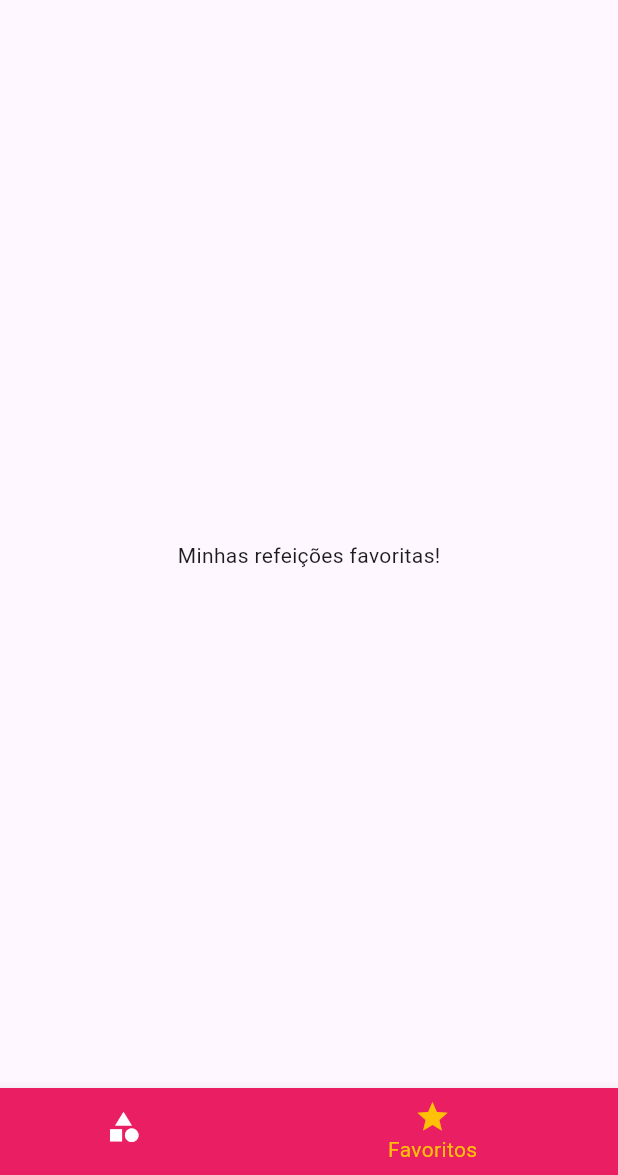
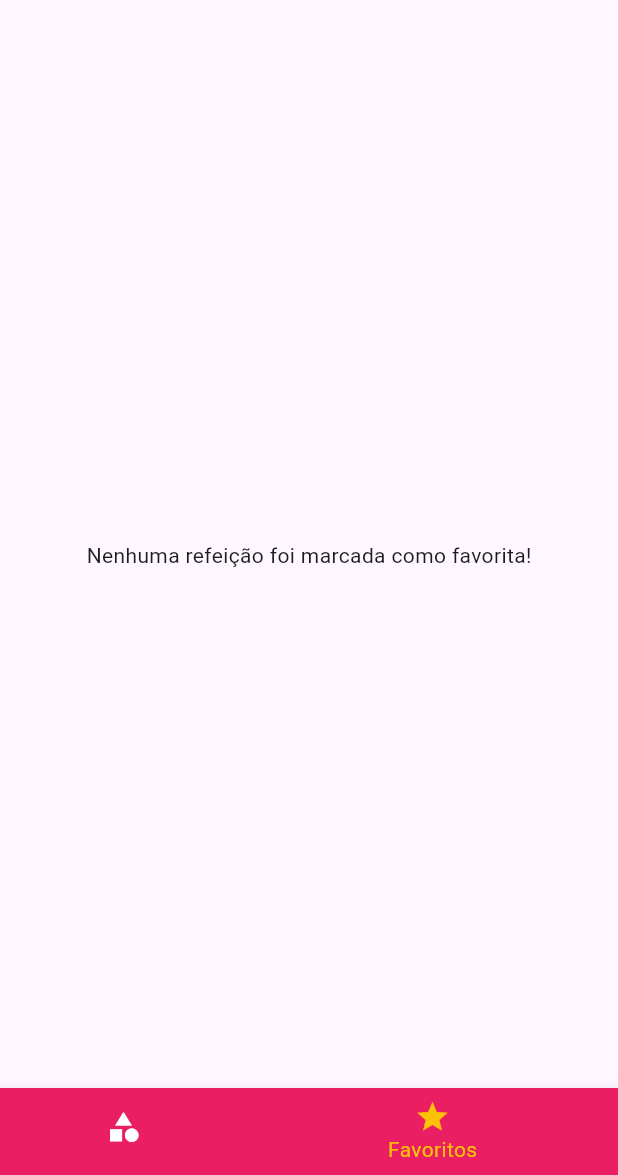
Before and after one commit to MoisesAlvarenga/flutter_meals, a Flutter app: the screen it shows after launch, item 2 of the bottom bar chosen, on a phone screen of 412 x 824 dp, the part 61-1236 px from its top. Run offline on Flutter 3.47's test engine with Material 3 defaults, Android fonts, the phone set to English and light mode, and no system bars.

Commit message:
Projeto concluído.

```diff
--- a/lib/main.dart
+++ b/lib/main.dart
@@ -36,6 +36,18 @@ class _MyAppState extends State<MyApp> {
     });
   }
 
+  void _toggleFavorite(Meal meal) {
+    setState(() {
+      _favoriteMeals.contains(meal)
+          ? _favoriteMeals.remove(meal)
+          : _favoriteMeals.add(meal);
+    });
+  }
+
+  bool _isFavorite(Meal meal) {
+    return _favoriteMeals.contains(meal);
+  }
+
   @override
   Widget build(BuildContext context) {
     final ThemeData theme = ThemeData(
@@ -56,10 +68,11 @@ class _MyAppState extends State<MyApp> {
         ),
       ),
       routes: {
-        AppRoutes.home: (ctx) => TabsScreen(),
+        AppRoutes.home: (ctx) => TabsScreen(_favoriteMeals),
         AppRoutes.categoriesMeals: (ctx) =>
             CategoriesMealsScreen(_availableMeals),
-        AppRoutes.mealDetail: (ctx) => MealDeetailScreen(),
+        AppRoutes.mealDetail: (ctx) =>
+            MealDeetailScreen(_toggleFavorite, _isFavorite),
         AppRoutes.settings: (ctx) => SettingsScreen(settings, _filterMeals),
       },
       onUnknownRoute: (settings) {
--- a/lib/screens/favorite_screen.dart
+++ b/lib/screens/favorite_screen.dart
@@ -1,12 +1,24 @@
 import 'package:flutter/material.dart';
+import 'package:flutter_meals/components/meal_item.dart';
+import 'package:flutter_meals/models/meal.dart';
 
 class FavoriteScreen extends StatelessWidget {
-  const FavoriteScreen({super.key});
+  final List<Meal> favoriteMeals;
 
+  const FavoriteScreen(this.favoriteMeals);
   @override
   Widget build(BuildContext context) {
-    return Center(
-      child: Text('Minhas refeições favoritas!'),
-    );
+    if (favoriteMeals.isEmpty) {
+      return Center(
+        child: Text('Nenhuma refeição foi marcada como favorita!'),
+      );
+    } else {
+      return ListView.builder(
+        itemCount: favoriteMeals.length,
+        itemBuilder: (ctx, index) {
+          return MealItem(favoriteMeals[index]);
+        },
+      );
+    }
   }
 }
--- a/lib/screens/tabs_screen.dart
+++ b/lib/screens/tabs_screen.dart
@@ -1,9 +1,14 @@
 import 'package:flutter/material.dart';
 import 'package:flutter_meals/components/main_drawer.dart';
+import 'package:flutter_meals/models/meal.dart';
 import 'package:flutter_meals/screens/categories_screen.dart';
 import 'package:flutter_meals/screens/favorite_screen.dart';
 
 class TabsScreen extends StatefulWidget {
+  final List<Meal> _favoriteMeals;
+
+  const TabsScreen(this._favoriteMeals);
+
   @override
   State<TabsScreen> createState() => _TabsScreenState();
 }
@@ -17,7 +22,10 @@ class _TabsScreenState extends State<TabsScreen> {
     super.initState();
     _screens = [
       {'title': 'Lista de Categorias', 'screen': () => CategoriesScreen()},
-      {'title': 'Meus Favoritos', 'screen': () => FavoriteScreen()},
+      {
+        'title': 'Meus Favoritos',
+        'screen': () => FavoriteScreen(widget._favoriteMeals)
+      },
     ];
   }
 
```
Also changed, not shown: lib/screens/meal_detail_screen.dart (+6 -3 lines).
